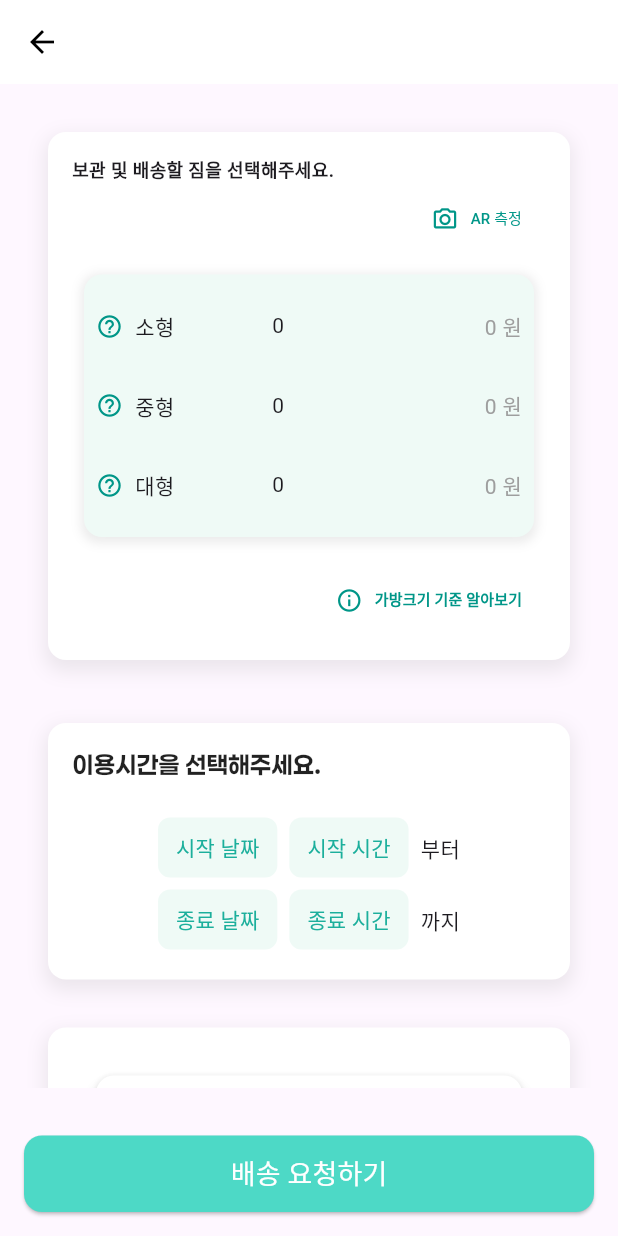
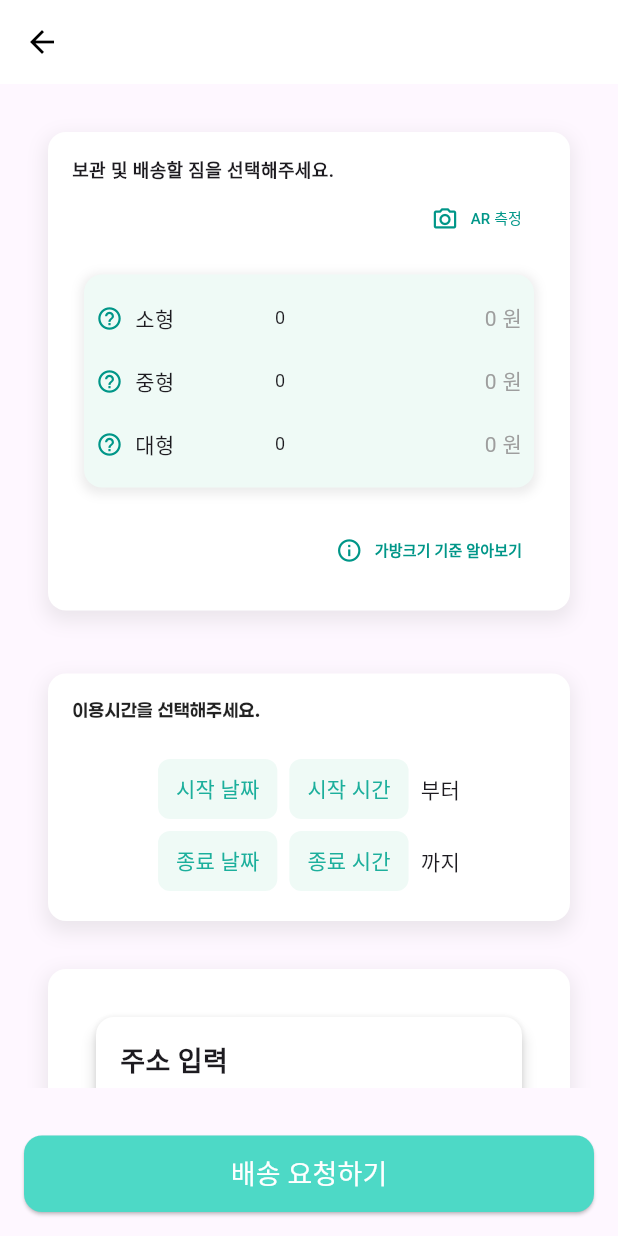
Before and after one commit to jimkanman/Bag_A_Moment, a Flutter app: the DeliveryrequestScreen screen opened directly with empty values, on a phone screen of 412 x 824 dp. Run offline on Flutter 3.47's test engine with Material 3 defaults, Android fonts, the phone set to English and light mode, and no system bars; our stand-ins replace beamer, file_picker, flutter_secure_storage, geolocator, google_maps_flutter, image_picker and 3 more; missing offline and left inert: stomp_dart_client; accounts and stored records are empty; network calls fail; Roboto replaces fonts that are missing (Pretendard).

Commit message:
배송요청 페이지 UI 수정

```diff
--- a/lib/screens/deliveryRequest.dart
+++ b/lib/screens/deliveryRequest.dart
@@ -310,10 +310,10 @@ class _ReservationScreenState extends State<DeliveryrequestScreen> {
                   decoration: const InputDecoration(
                     border: InputBorder.none,
                     isDense: true, // 텍스트 필드 높이를 줄임
-                    contentPadding: EdgeInsets.symmetric(vertical: 8.0, horizontal: 8.0), // 여백 조정
+                    contentPadding: EdgeInsets.symmetric(vertical: 4.0, horizontal: 4.0), // 여백 조정
                   ),
                   style: const TextStyle(
-                    fontSize: 14, // 글씨 크기를 줄임
+                    fontSize: 12, // 글씨 크기를 줄임
                   ),
 
                   onChanged: (value) {
@@ -332,7 +332,7 @@ class _ReservationScreenState extends State<DeliveryrequestScreen> {
                   },
                 ),
               ),
-              const SizedBox(width: 20),
+              const SizedBox(width: 16),
               Text(
                 price != null ? '$price 원' : '가격 정보 없음',
                 style: const TextStyle(color: Colors.grey),
@@ -539,7 +539,7 @@ class _ReservationScreenState extends State<DeliveryrequestScreen> {
                       Row(
                         children: [Text('이용시간을 선택해주세요.',
                           style: TextStyle(
-                            fontSize: 16,
+                            fontSize: 12,
                             fontWeight: FontWeight.bold,
                             color: Colors.black87,
                             fontFamily: 'Paperlogy',
```
